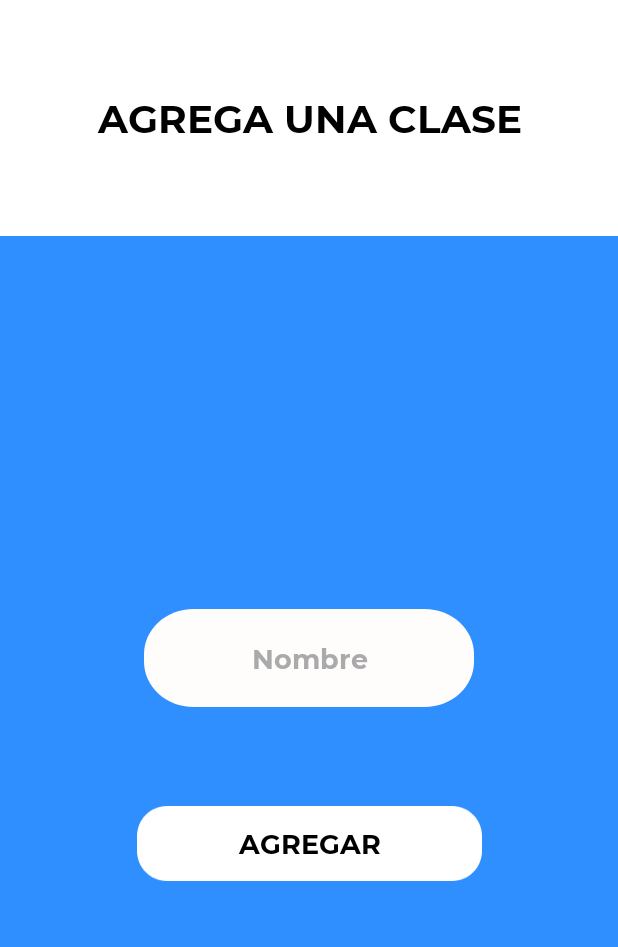
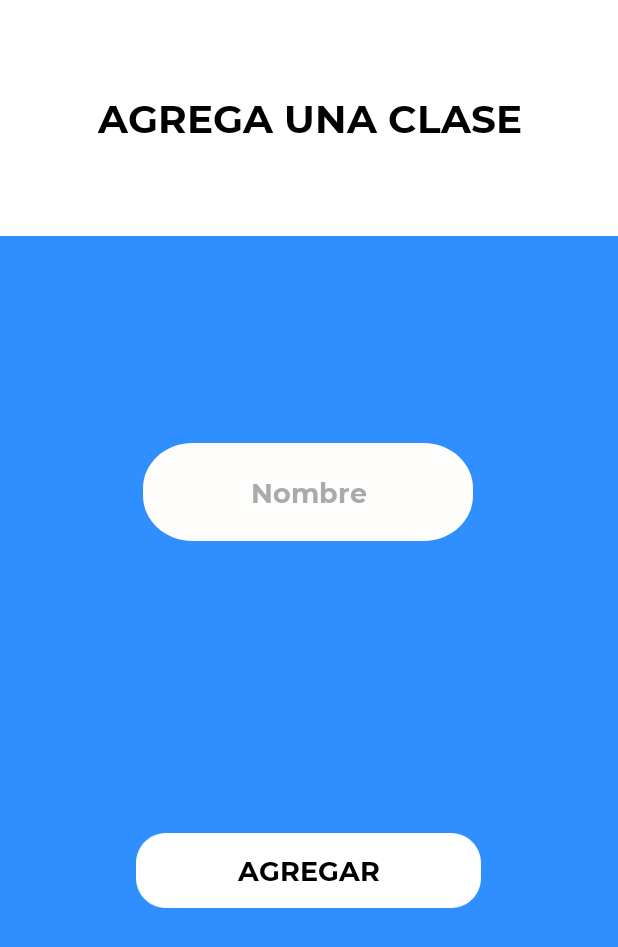
Before and after one commit to Gabriel09199/MoniApp, an Android app: the ActivityRegistroClase screen opened directly, with no data from a screen before it, on a phone screen of 412 x 824 dp. Shown: the top 947 px of the screen. Run offline under Robolectric (Android 15) with nearby library versions, the phone set to English and light mode, and no system bars; Roboto replaces fonts that are not available here.

Commit message:
Revert "ss"
This reverts commit f2f09f82498e7034112873f7cb03fb31d8fe3771.

```diff
--- a/app/src/main/java/com/example/moniapp/activities/ActivityTutor.java
+++ b/app/src/main/java/com/example/moniapp/activities/ActivityTutor.java
@@ -219,7 +219,4 @@ public class ActivityTutor extends AppCompatActivity
             }
         }.start();
     }
-
-
-
 }
--- a/app/src/main/java/com/example/moniapp/activities/MainActivity.java
+++ b/app/src/main/java/com/example/moniapp/activities/MainActivity.java
@@ -32,7 +32,6 @@ public class MainActivity extends AppCompatActivity
         btnTutor.setTypeface(fontBold);
     }
 
-
     public void btnIniciarLogin(View view)
     {
         Intent intent= new Intent(this, ActivityLogin.class);
--- a/app/src/main/java/com/example/moniapp/mundo/Horario.java
+++ b/app/src/main/java/com/example/moniapp/mundo/Horario.java
@@ -36,10 +36,6 @@ public class Horario implements Comparable<Horario>, Serializable
     public boolean isDisponible() {
         return disponible;
     }
-
-    public void  estaDisponible(){ disponible = true; }
-
-    public void noEstaDisponible(){ disponible = false; }
 
     public String getHoraInicio() {
         return horaInicio;
--- a/app/src/main/res/layout/activity_registro_clase.xml
+++ b/app/src/main/res/layout/activity_registro_clase.xml
@@ -44,9 +44,10 @@
         android:textColorHint="@android:color/darker_gray"
         app:layout_constraintBottom_toBottomOf="parent"
         app:layout_constraintEnd_toEndOf="parent"
+        app:layout_constraintHorizontal_bias="0.497"
         app:layout_constraintStart_toStartOf="parent"
         app:layout_constraintTop_toBottomOf="@+id/txtAgregarClase"
-        app:layout_constraintVertical_bias="0.363" />
+        app:layout_constraintVertical_bias="0.159" />
 
     <Button
         android:id="@+id/btnAgregarClase"
@@ -64,9 +65,10 @@
         android:textStyle="bold"
         app:layout_constraintBottom_toBottomOf="parent"
         app:layout_constraintEnd_toEndOf="parent"
+        app:layout_constraintHorizontal_bias="0.496"
         app:layout_constraintStart_toStartOf="parent"
         app:layout_constraintTop_toBottomOf="@+id/txtNombreClase"
-        app:layout_constraintVertical_bias="0.203" />
+        app:layout_constraintVertical_bias="0.469" />
 
 
 </android.support.constraint.ConstraintLayout>
--- a/app/src/main/res/layout/item_horario_tutor.xml
+++ b/app/src/main/res/layout/item_horario_tutor.xml
@@ -38,7 +38,6 @@
             android:layout_width="wrap_content"
             android:layout_height="wrap_content"
             android:checked="false"
-            android:onClick="onClickSwitch"
             card_view:layout_constraintBottom_toBottomOf="parent"
             card_view:layout_constraintEnd_toEndOf="parent"
             card_view:layout_constraintHorizontal_bias="0.977"
```
Also changed, not shown: app/src/main/java/com/example/moniapp/adapters/HorarioAdapter.java (+2 -5 lines), 1 other file.
